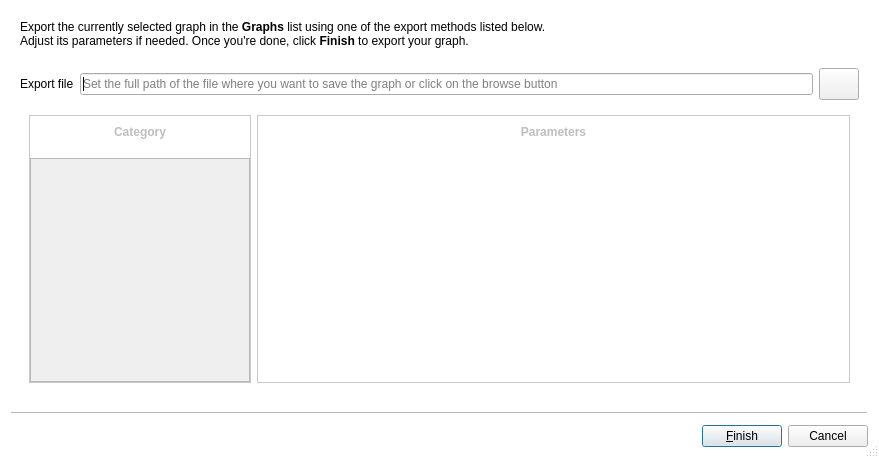
First picture: the form in software/talipot/designer/ExportWizard.ui, repository anlambert/tulip, before the edit.
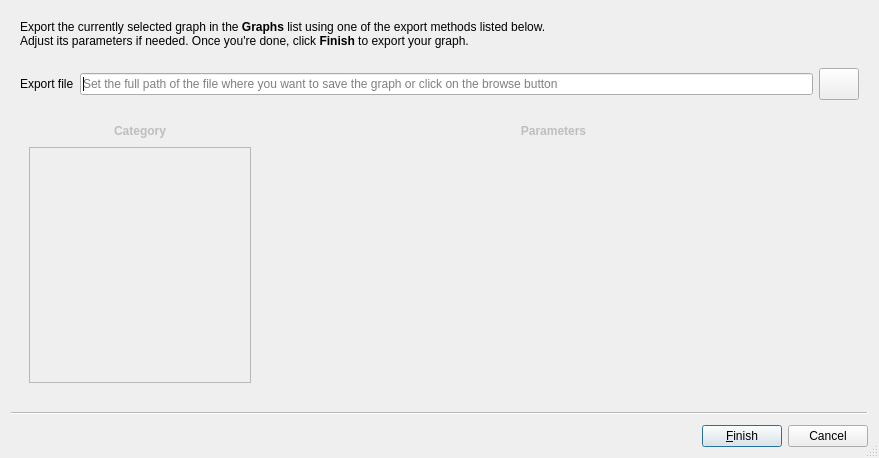
Second picture: the form after the edit. Icons and pictures are not drawn. Custom widgets are drawn as their Qt base class.

The edit to the form file:
```diff
--- a/software/talipot/designer/ExportWizard.ui
+++ b/software/talipot/designer/ExportWizard.ui
@@ -17,31 +17,6 @@
    <iconset>
     <normaloff>:/talipot/gui/icons/logo32x32.png</normaloff>:/talipot/gui/icons/logo32x32.png</iconset>
   </property>
-  <property name="styleSheet">
-   <string notr="true">QWizard {
-background-color: white;
-}
-QListView, QListWidget {
-background-color: white;
-border: 0px;
-}
-
-QListWidget::item {
-padding: 6px;
-}
-
-#categoryFrame,#parametersFrame,#algorithmFrame {
-border: 1px solid #C9C9C9;
-background-color: white;
-}
-
-#categoryLabel,#parametersLabel,#algorithmLabel {
-background-color: qlineargradient(spread:pad, x1:0, y1:0, x2:0, y2:1,
-stop:1 rgba(0,0,0,0),
-stop:0 #F0F0F0);
-border: 0px;
-}</string>
-  </property>
   <property name="sizeGripEnabled">
    <bool>true</bool>
   </property>
@@ -129,7 +104,7 @@
          </property>
          <layout class="QVBoxLayout" name="leftLayout">
           <property name="spacing">
-           <number>10</number>
+           <number>0</number>
           </property>
           <property name="leftMargin">
            <number>0</number>
@@ -161,23 +136,6 @@
           </item>
           <item>
            <widget class="QTreeView" name="exportModules">
-            <property name="styleSheet">
-             <string notr="true"> QTreeView::branch {
- border-image: url(none.png) 0;
- }
-
- QTreeView::branch:has-children:!has-siblings:closed,
- QTreeView::branch:closed:has-children:has-siblings {
-         border-image: none;
-         image: url(:/talipot/gui/ui/right_arrow-black.png);
- }
-
- QTreeView::branch:open:has-children:!has-siblings,
- QTreeView::branch:open:has-children:has-siblings  {
-         border-image: none;
-         image: url(:/talipot/gui/ui/down_arrow-black.png);
- }</string>
-            </property>
             <property name="frameShadow">
              <enum>QFrame::Plain</enum>
             </property>
@@ -233,7 +191,7 @@
             <widget class="QFrame" name="parametersFrame">
              <layout class="QVBoxLayout" name="rLayout2">
               <property name="spacing">
-               <number>10</number>
+               <number>6</number>
               </property>
               <property name="leftMargin">
                <number>0</number>
@@ -265,25 +223,6 @@
               </item>
               <item>
                <widget class="QTableView" name="parametersList">
-                <property name="styleSheet">
-                 <string notr="true">QHeaderView::section {
-background-color: white;
-color: black;
-padding-left: 4px;
-padding-right: 4px;
-margin-bottom: -1px;
-border: 1px solid #C9C9C9;
-border-bottom: 0px;
-font: bold 12px;
-}
-QHeaderView {
-background-color: white;
-}
-QTableView {
-background-color: white;
-font: 12px;
-}</string>
-                </property>
                 <property name="frameShape">
                  <enum>QFrame::NoFrame</enum>
                 </property>
```
